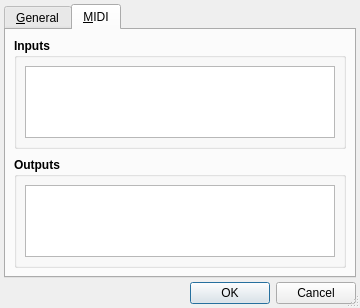
This is src/qxgeditOptionsForm.ui in rncbc/qxgedit as Qt 5 draws it before an edit. The edited form follows.
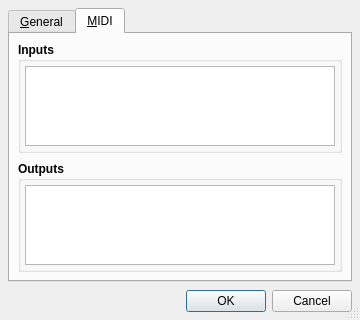
This is the edited form. The open tabs and pages were chosen to show the change. Icons and pictures are not drawn.

Commit message: - Refined Options dialog layout margins.

Patch:
```diff
--- a/src/qxgeditOptionsForm.ui
+++ b/src/qxgeditOptionsForm.ui
@@ -27,7 +27,7 @@
     <x>0</x>
     <y>0</y>
     <width>360</width>
-    <height>280</height>
+    <height>320</height>
    </rect>
   </property>
   <property name="windowTitle">
@@ -40,12 +40,6 @@
    <bool>true</bool>
   </property>
   <layout class="QVBoxLayout">
-   <property name="spacing">
-    <number>4</number>
-   </property>
-   <property name="margin">
-    <number>4</number>
-   </property>
    <item>
     <widget class="QTabWidget" name="OptionsTabWidget">
      <property name="acceptDrops">
@@ -430,6 +424,12 @@
           <bool>true</bool>
          </property>
          <layout class="QVBoxLayout">
+          <property name="spacing">
+           <number>8</number>
+          </property>
+          <property name="margin">
+           <number>4</number>
+          </property>
           <item>
            <widget class="QListWidget" name="MidiInputListView">
             <property name="font">
@@ -467,6 +467,12 @@
           <bool>true</bool>
          </property>
          <layout class="QVBoxLayout">
+          <property name="spacing">
+           <number>8</number>
+          </property>
+          <property name="margin">
+           <number>4</number>
+          </property>
           <item>
            <widget class="QListWidget" name="MidiOutputListView">
             <property name="font">
```
Left out of the diff: 32 changed lines with no effect on the pictures. The commit also changes 2 other files.
